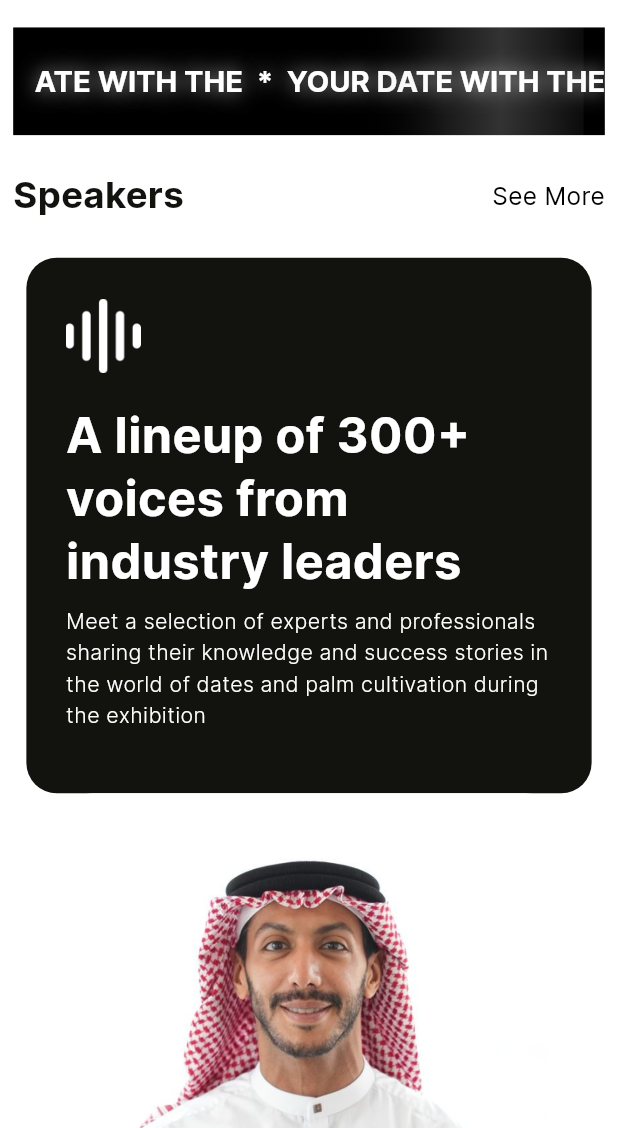
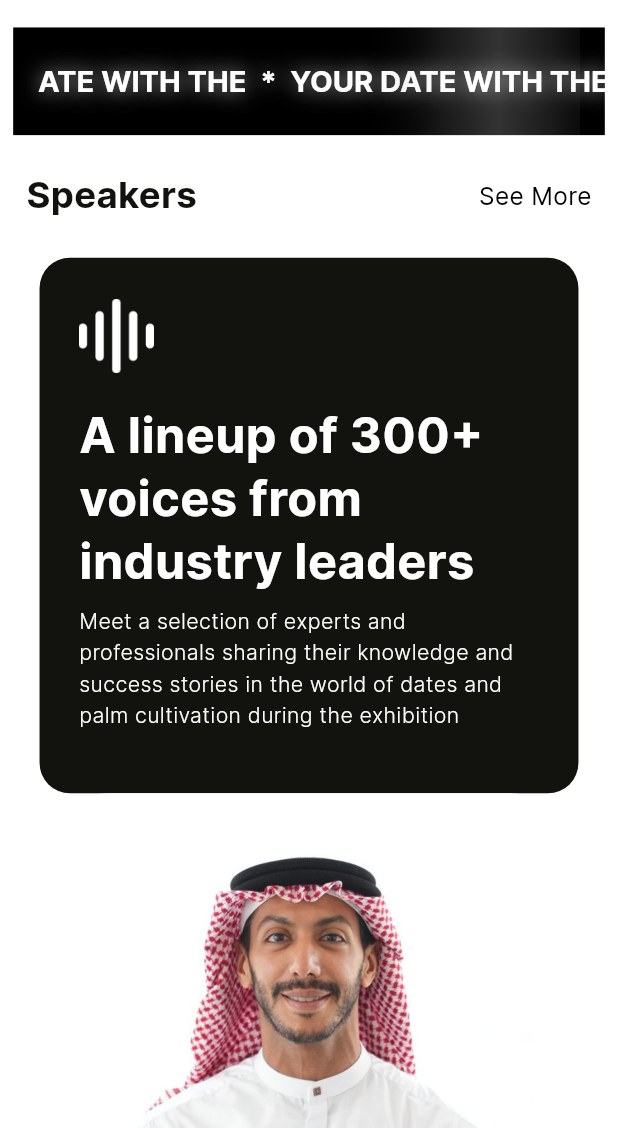
Before and after one commit to Nour190/palm-tree, a Flutter app: the screen it shows after launch, on a phone screen of 412 x 824 dp, the part 108-1236 px from its top. Run offline on Flutter 3.47's test engine with Material 3 defaults, Android fonts, the phone set to English and light mode, and no system bars; our stand-ins replace audioplayers, bloc, cached_network_image, carousel_slider, connectivity_plus, dartz and 23 more; missing offline and left inert: flag, flutter_inappwebview, flutter_osm_plugin, mobile_scanner, record, translator; accounts and stored records are empty.

Commit message:
Ui updates

```diff
--- a/assets/translations/ar.json
+++ b/assets/translations/ar.json
@@ -154,8 +154,7 @@
     "reviews_load_failed": "فشل تحميل التقييمات: {error}"
   },
   "common": {
-    "offline_language_change_error": "تغيير اللغة غير متاح في وضع عدم الاتصال. يرجى الاتصال بالإنترنت والمحاولة مرة أخرى.",
-
+    "offline_language_change": "تغيير اللغة غير متاح في وضع عدم الاتصال. يرجى الاتصال بالإنترنت والمحاولة مرة أخرى.",
     "partial_content_loaded": "تم تحميل محتوى جزئي",
     "loading": "جاري التحميل...",
     "refreshing": "جاري التحديث...",
--- a/assets/translations/en.json
+++ b/assets/translations/en.json
@@ -203,7 +203,7 @@
     "cache_failure": "Failed to load data from cache."
   },
   "common": {
-    "offline_language_change_error": "Language change is unavailable offline. Please connect to the internet and try again.",
+    "offline_language_change": "Language change is unavailable offline. Please connect to the internet and try again.",
     "partial_content_loaded": "Partial content loaded",
     "loading": "Loading...",
     "refreshing": "Refreshing...",
--- a/lib/modules/home/presentation/view/home_view.dart
+++ b/lib/modules/home/presentation/view/home_view.dart
@@ -313,7 +313,7 @@ class HomeView extends StatelessWidget {
 
                       Padding(
                         padding:
-                        EdgeInsets.symmetric(horizontal: isDesktop ? 12.sW : 8.0.sW),
+                        EdgeInsets.symmetric(horizontal: 16.sW,),
                         child: SpeakersSection(
                           onSeeMore: () {
                             context.read<TabsCubit>().changeSelectedIndex(1);
--- a/lib/modules/home/presentation/widgets/artists/ithra_artists_section.dart
+++ b/lib/modules/home/presentation/widgets/artists/ithra_artists_section.dart
@@ -38,12 +38,12 @@ class IthraArtistsSection extends StatelessWidget {
     // Bilingual switch (no layout changes)
     final bool isRTL = LocaleService.isRTL(context.locale);
 
-    final double horizontalPadding = isDesktop ? 16.sW : isTablet ? 12.sW : 8.sW;
+    final double horizontalPadding = 16.sW ;
 
     return Container(
       padding: EdgeInsets.symmetric(
         horizontal: horizontalPadding,
-        vertical: isMobile ? 24.sH : 32.sH,
+        vertical:20.sH  ,
       ),
       child: Column(
         crossAxisAlignment: CrossAxisAlignment.start,
@@ -67,7 +67,7 @@ class IthraArtistsSection extends StatelessWidget {
             ],
           ),
 
-          SizedBox(height: 24.sH),
+          SizedBox(height: 16.sH),
 
           // Artists strip
           if (isLoading)
--- a/lib/modules/home/presentation/widgets/textline_banner.dart
+++ b/lib/modules/home/presentation/widgets/textline_banner.dart
@@ -1,7 +1,10 @@
 import 'dart:math' as math;
+import 'dart:ui' as ui; // Added dart:ui import to explicitly use Flutter's TextDirection
 import 'package:baseqat/core/resourses/color_manager.dart';
 import 'package:baseqat/core/resourses/style_manager.dart';
+import 'package:baseqat/core/responsive/size_ext.dart';
 import 'package:baseqat/core/responsive/size_utils.dart';
+import 'package:easy_localization/easy_localization.dart';
 import 'package:flutter/material.dart';
 
 class TextLineBanner extends StatefulWidget {
@@ -109,6 +112,15 @@ class _TextLineBannerState extends State<TextLineBanner>
     );
   }
 
+  ui.TextDirection _getTextDirection(BuildContext context) {
+    try {
+      final locale = context.locale;
+      return locale.languageCode == 'ar' ? ui.TextDirection.rtl : ui.TextDirection.ltr;
+    } catch (e) {
+      return ui.TextDirection.ltr;
+    }
+  }
+
   double _measureTextWidth() {
     final t = widget.text;
     final s = _textStyle;
@@ -117,7 +129,7 @@ class _TextLineBannerState extends State<TextLineBanner>
     }
     final painter = TextPainter(
       text: TextSpan(text: t, style: s),
-      textDirection: TextDirection.ltr,
+      textDirection: ui.TextDirection.ltr, // Keep LTR for measurement consistency
       maxLines: 1,
     )..layout();
     _cachedTextWidth = painter.width;
@@ -176,11 +188,13 @@ class _TextLineBannerState extends State<TextLineBanner>
 
   @override
   Widget build(BuildContext context) {
+    final textDirection = _getTextDirection(context);
+
     Widget banner = Container(
       height: widget.height.h,
       width: double.infinity,
       color: widget.backgroundColor ?? AppColor.gray900,
-      padding: EdgeInsets.symmetric(horizontal: 16.h),
+      padding: EdgeInsets.symmetric(horizontal: 15.sW),
       alignment: Alignment.centerLeft,
       child: LayoutBuilder(
         builder: (context, constraints) {
@@ -225,6 +239,7 @@ class _TextLineBannerState extends State<TextLineBanner>
             gap: widget.gap,
             // progress 0..1 across one cycle
             progress: widget.enableMarquee ? _marqueeController.value : 0.0,
+            textDirection: textDirection,
           );
 
           Widget content = RepaintBoundary(
@@ -282,18 +297,20 @@ class _MarqueePainter extends CustomPainter {
     required this.style,
     required this.gap,
     required this.progress,
+    required this.textDirection,
   }) : super(repaint: null);
 
   final String text;
   final TextStyle style;
   final double gap;
   final double progress; // 0..1
+  final ui.TextDirection textDirection; // Updated field type to ui.TextDirection
 
   @override
   void paint(Canvas canvas, Size size) {
     final tp = TextPainter(
       text: TextSpan(text: text, style: style),
-      textDirection: TextDirection.ltr,
+      textDirection: textDirection,
       maxLines: 1,
     )..layout();
 
@@ -320,6 +337,7 @@ class _MarqueePainter extends CustomPainter {
     return old.text != text ||
         old.style != style ||
         old.gap != gap ||
-        old.progress != progress;
+        old.progress != progress ||
+        old.textDirection != textDirection;
   }
 }
```
Also changed, not shown: lib/core/components/custom_widgets/compact_locale_switcher.dart (+14 -4 lines), lib/core/components/custom_widgets/custom_top_bar.dart (+16 -15 lines), lib/core/components/custom_widgets/ithra_menu_screen.dart (+7 -3 lines), lib/modules/home/presentation/widgets/artworks/ithra_artworks_section.dart (+5 -5 lines), lib/modules/home/presentation/widgets/common/ithra_welcome_section.dart (+7 -7 lines), lib/modules/home/presentation/widgets/ithra_gallery_section.dart (+3 -6 lines). Lines whose indentation alone changed are shown as unchanged.
